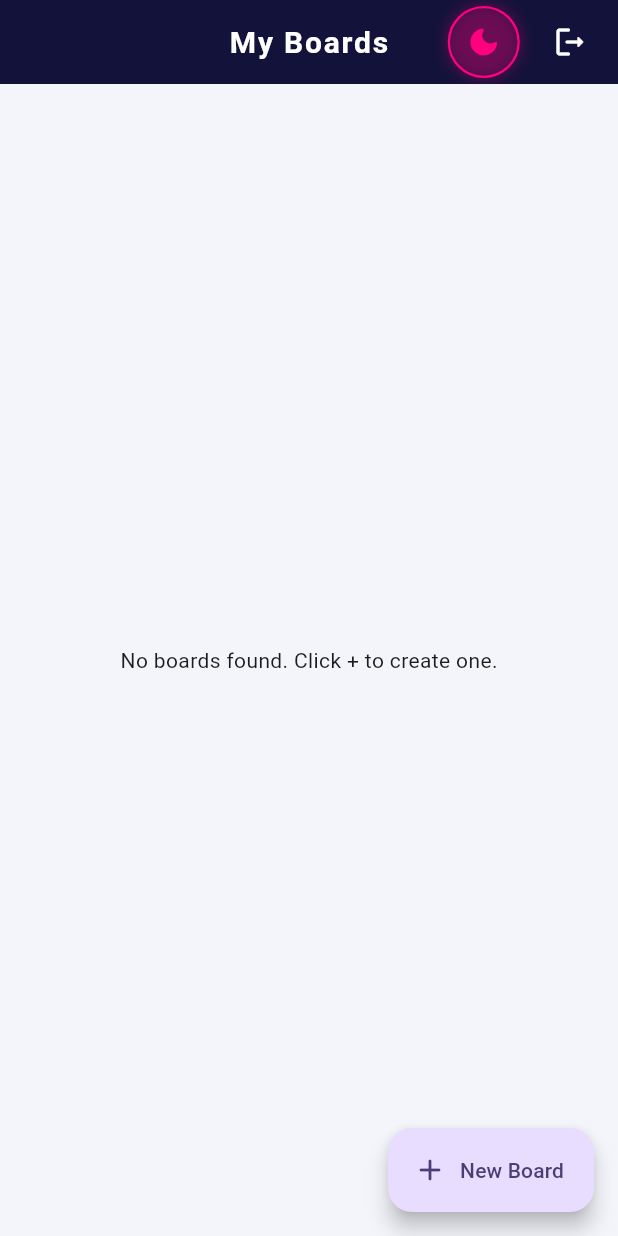
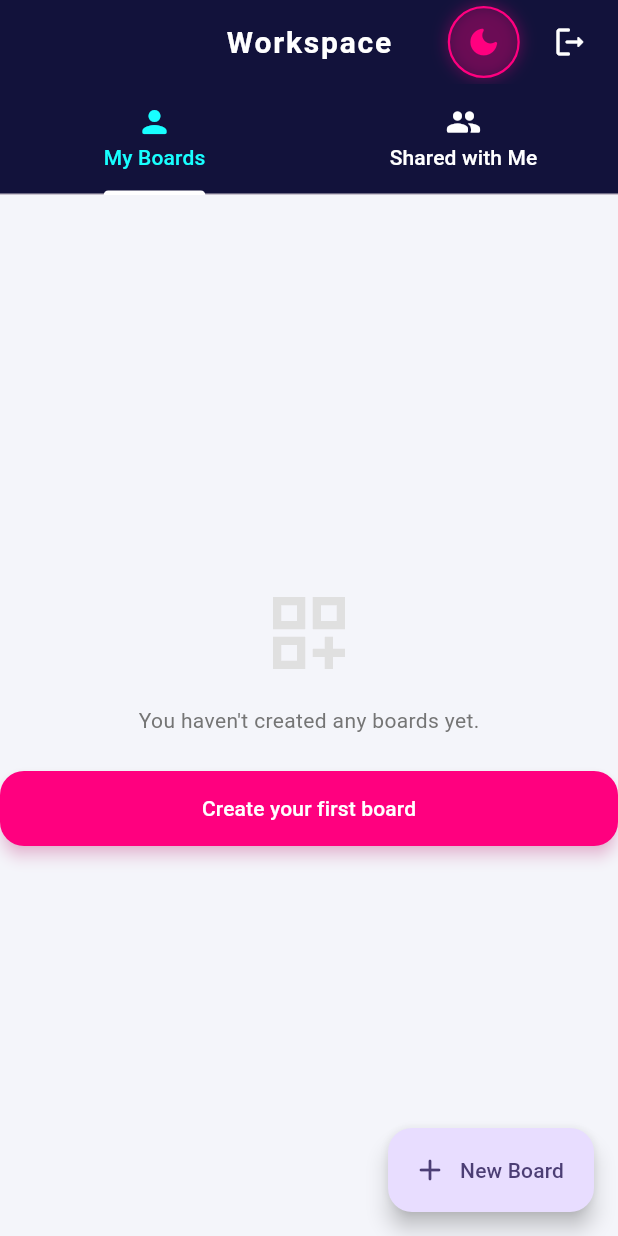
Before and after one commit to jucora/collaborative-knowledge-board, a Flutter app: the BoardDashboardPage screen opened by its route, on a phone screen of 412 x 824 dp. Run offline on Flutter 3.47's test engine with Material 3 defaults, Android fonts, the phone set to English and light mode, and no system bars; our stand-ins replace dartz, dio, faker, flutter_riverpod, flutter_secure_storage, go_router and 1 more; accounts and stored records are empty.

Commit message:
Add initial board member management config

```diff
--- a/lib/features/board/data/datasources/supabase_board_datasource_impl.dart
+++ b/lib/features/board/data/datasources/supabase_board_datasource_impl.dart
@@ -5,8 +5,11 @@ import 'board_remote_datasource.dart';
 class SupabaseBoardDataSourceImpl implements BoardRemoteDataSource {
   final SupabaseClient _client = Supabase.instance.client;
 
+
   @override
   Future<List<BoardModel>> getBoards() async {
+    // Supabase will automatically filter thanks to RLS policies
+    // returning only the dashboards where the user has access.
     final response = await _client
         .from('boards')
         .select('*, columns:columns(*, cards:cards(*)), members:board_members(*)');
--- a/lib/features/board/presentation/pages/board_dashboard_page.dart
+++ b/lib/features/board/presentation/pages/board_dashboard_page.dart
@@ -1,7 +1,10 @@
 import 'package:flutter/material.dart';
 import 'package:flutter_riverpod/flutter_riverpod.dart';
 import 'package:go_router/go_router.dart';
+import 'package:supabase_flutter/supabase_flutter.dart';
 import '../../../../core/widgets/common/theme_toggle_button.dart';
+import '../../../auth/presentation/pages/login_page.dart';
+import '../../domain/entities/board.dart';
 import '../providers/board_notifier.dart';
 
 class BoardDashboardPage extends ConsumerWidget {
@@ -10,10 +13,13 @@ class BoardDashboardPage extends ConsumerWidget {
   @override
   Widget build(BuildContext context, WidgetRef ref) {
     final boardsAsync = ref.watch(boardNotifierProvider);
+    final currentUserId = Supabase.instance.client.auth.currentUser?.id;
 
-    return Scaffold(
+    return DefaultTabController(
+      length: 2,
+      child: Scaffold(
         appBar: AppBar(
-        title: const Text('My Boards'),
+          title: const Text('Workspace'),
           actions: [
             const ThemeToggleButton(),
             IconButton(
@@ -23,21 +29,36 @@ class BoardDashboardPage extends ConsumerWidget {
             ),
             const SizedBox(width: 8),
           ],
+          bottom: const TabBar(
+            labelColor: Colors.cyanAccent,
+            unselectedLabelColor: Colors.white,
+            indicatorColor: Colors.white,
+            tabs: [
+              Tab(text: "My Boards", icon: Icon(Icons.person_rounded)),
+              Tab(text: "Shared with Me", icon: Icon(Icons.group_rounded)),
+            ],
+          ),
         ),
         body: boardsAsync.when(
           loading: () => const Center(child: CircularProgressIndicator()),
           error: (error, _) => Center(child: Text(error.toString())),
           data: (boards) {
-          if (boards.isEmpty) {
-            return const Center(child: Text("No boards found. Click + to create one."));
-          }
-          return ListView.builder(
-            padding: const EdgeInsets.symmetric(horizontal: 24, vertical: 16),
-            itemCount: boards.length,
-            itemBuilder: (context, index) {
-              final board = boards[index];
-              return _BoardCard(board: board);
-            },
+            // board filter
+            final myBoards = boards.where((b) => b.ownerId == currentUserId).toList();
+            final sharedBoards = boards.where((b) => b.ownerId != currentUserId).toList();
+
+            return TabBarView(
+              children: [
+                _BoardList(
+                  boards: myBoards,
+                  emptyMessage: "You haven't created any boards yet.",
+                  onAction: () => _showCreateBoardDialog(context, ref),
+                ),
+                _BoardList(
+                  boards: sharedBoards,
+                  emptyMessage: "No boards have been shared with you yet.",
+                ),
+              ],
             );
           },
         ),
@@ -45,6 +66,7 @@ class BoardDashboardPage extends ConsumerWidget {
           onPressed: () => _showCreateBoardDialog(context, ref),
           label: const Text("New Board"),
           icon: const Icon(Icons.add_rounded),
+        ),
       ),
     );
   }
@@ -106,8 +128,7 @@ class BoardDashboardPage extends ConsumerWidget {
           ),
           TextButton(
             onPressed: () {
-              // Note: Make sure authNotifierProvider is available in your auth_providers.dart
-              // ref.read(authNotifierProvider.notifier).logout();
+              ref.read(authNotifierProvider.notifier).logout();
               Navigator.pop(context);
               context.go('/login');
             },
@@ -119,8 +140,52 @@ class BoardDashboardPage extends ConsumerWidget {
   }
 }
 
+class _BoardList extends StatelessWidget {
+  final List<Board> boards;
+  final String emptyMessage;
+  final VoidCallback? onAction;
+
+  const _BoardList({
+    required this.boards,
+    required this.emptyMessage,
+    this.onAction,
+  });
+
+  @override
+  Widget build(BuildContext context) {
+    if (boards.isEmpty) {
+      return Center(
+        child: Column(
+          mainAxisAlignment: MainAxisAlignment.center,
+          children: [
+            Icon(Icons.dashboard_customize_outlined, size: 64, color: Colors.grey.shade300),
+            const SizedBox(height: 16),
+            Text(emptyMessage, style: TextStyle(color: Colors.grey.shade600)),
+            if (onAction != null) ...[
+              const SizedBox(height: 24),
+              ElevatedButton(
+                onPressed: onAction,
+                child: const Text("Create your first board"),
+              ),
+            ]
+          ],
+        ),
+      );
+    }
+
+    return ListView.builder(
+      padding: const EdgeInsets.symmetric(horizontal: 24, vertical: 16),
+      itemCount: boards.length,
+      itemBuilder: (context, index) {
+        final board = boards[index];
+        return _BoardCard(board: board);
+      },
+    );
+  }
+}
+
 class _BoardCard extends StatelessWidget {
-  final dynamic board;
+  final Board board;
   const _BoardCard({required this.board});
 
   @override
```
Also changed, not shown: lib/features/board_member/presentation/widgets/add_member_dialog.dart (added, +44 -0 lines). Lines whose indentation alone changed are shown as unchanged.
